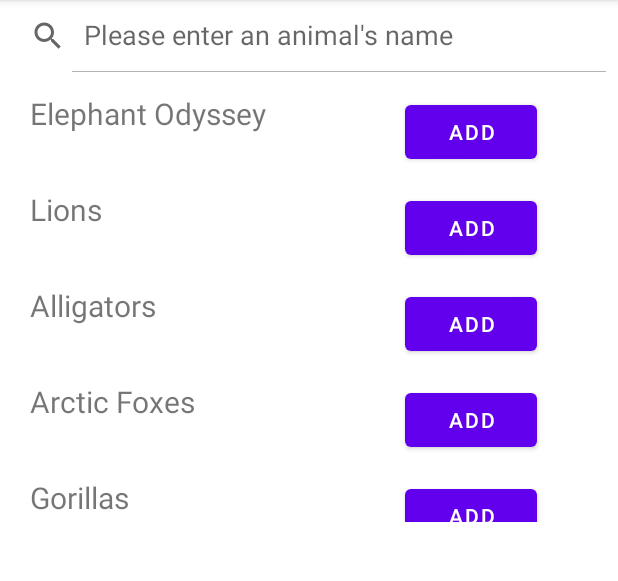
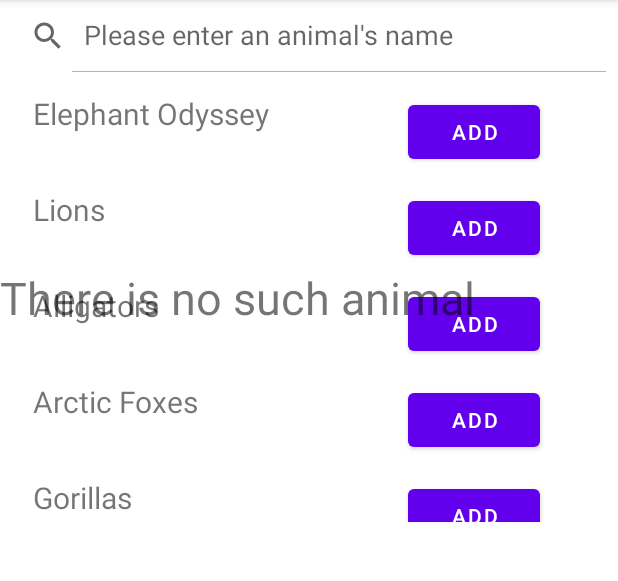
Before and after one commit to CSE-110-Spring-2022/zooseeker-cse-110-team-57, an Android app: the screen it shows after launch (SearchAnimalActivity), on a phone screen of 412 x 824 dp, the part 84-665 px from its top. Run offline under Robolectric (Android 15) with nearby library versions, the phone set to English and light mode, and no system bars; our stand-ins replace Room's generated code; libraries missing offline, so code that uses them is left out: org.jgrapht, org.jgrapht.alg, org.jgrapht.graph, org.jgrapht.nio; 8 statements that could not run were skipped.

Commit message:
listening to names input

```diff
--- a/app/src/main/java/edu/ucsd/cse110/project_ms1/AddToListAdapter.java
+++ b/app/src/main/java/edu/ucsd/cse110/project_ms1/AddToListAdapter.java
@@ -70,6 +70,12 @@ public class AddToListAdapter extends RecyclerView.Adapter<AddToListAdapter.View
             this.animalItem = animalItem;
             this.animalName.setText(animalItem.name);
         }
+/*
+        public void OnButtonClickListener(View view){
+
+        }
+
+ */
     }
 
 }
--- a/app/src/main/java/edu/ucsd/cse110/project_ms1/SearchAnimalActivity.java
+++ b/app/src/main/java/edu/ucsd/cse110/project_ms1/SearchAnimalActivity.java
@@ -17,16 +17,26 @@ import android.widget.TextView;
 
 import androidx.appcompat.widget.SearchView;
 
+import com.google.gson.Gson;
+
 import java.io.IOException;
+import java.io.StringWriter;
+import java.util.ArrayList;
 import java.util.List;
+
+import javax.xml.transform.Transformer;
+import javax.xml.transform.TransformerException;
+import javax.xml.transform.TransformerFactory;
 
 public class SearchAnimalActivity extends AppCompatActivity implements SearchView.OnQueryTextListener{
 
     public RecyclerView recyclerView;
     SearchedAnimalsAdapter search_adapter;
     AddToListAdapter addToList_adapter;
+    List<String> selectedAnimalNameStringList;
+    List<String> selectedAnimalItemStringList;
+    List<AnimalItem> selectedAnimalItemList;
     String selected_animal;
-    String animalId;
 
     @Override
     protected void onCreate(Bundle savedInstanceState) {
@@ -35,16 +45,9 @@ public class SearchAnimalActivity extends AppCompatActivity implements SearchVie
 
         AnimalItemDao animalItemDao = AnimalItemDatabase.makeDatabase(this).AnimalItemDao();
         List<AnimalItem> animalItemDaos = animalItemDao.getAll();
-
+        //list of searched animals
         search_adapter = new SearchedAnimalsAdapter();
         search_adapter.setHasStableIds(true);
-        search_adapter.setSearched_animal_items(animalItemDaos);
-        //dropdown bar
-        recyclerView = findViewById(R.id.all_searched_animals);
-        recyclerView.setLayoutManager(new LinearLayoutManager(this));
-        recyclerView.setAdapter(search_adapter);
-        selected_animal = search_adapter.getSelectedAnimal();
-
         List<AnimalItem> toBeShown= null;
         try {
             AnimalItem.loadInfo(this, "sample_node_info.json","sample_edge_info.json","sample_zoo_graph.json");
@@ -54,34 +57,45 @@ public class SearchAnimalActivity extends AppCompatActivity implements SearchVie
         } catch (IOException e) {
             e.printStackTrace();
         }
-        //display list
+
+        //dropdown bar
+        recyclerView = findViewById(R.id.all_searched_animals);
+        recyclerView.setLayoutManager(new LinearLayoutManager(this));
+        recyclerView.setAdapter(search_adapter);
+
+
+
+        //get the list of name string of selected animals
+        selectedAnimalNameStringList = search_adapter.getSelectedAnimal();
+        SaveAnimalItemString(selectedAnimalNameStringList);
+
         addToList_adapter = new AddToListAdapter();
         addToList_adapter.setHasStableIds(true);
-
+        //list bar
         recyclerView = findViewById(R.id.all_selected_animals);
         recyclerView.setLayoutManager(new LinearLayoutManager(this));
         recyclerView.setAdapter(addToList_adapter);
 
-        //link the name with the combo string
-        SharedPreferences sharedPreferences = getPreferences(MODE_PRIVATE);
-        SharedPreferences.Editor editor = sharedPreferences.edit();
-        AnimalItem currentAnimal = AnimalItem.search_by_tag(selected_animal).get(0);
-        animalId = currentAnimal.id;
-        editor.putString(selected_animal, animalId);
+        //get the animalItem list of selected animals
+        selectedAnimalItemList = LoadAnimalItemString(selectedAnimalNameStringList);
 
-        editor.commit();
-        editor.apply();
-
-
+        addToList_adapter.setSelectedAnimalItems(selectedAnimalItemList);
     }
 
 
     @Override
     public boolean onQueryTextSubmit(String query) {
         List<AnimalItem> searchedAnimalsList = AnimalItem.search_by_tag(query);
+        TextView NoSuchAnimal = findViewById(R.id.no_such_animal);
+        //link searched animals
+        if (searchedAnimalsList.size() == 0){
+            NoSuchAnimal.setVisibility(View.VISIBLE);
+            return false;
+        }
+        else{
+            NoSuchAnimal.setVisibility(View.INVISIBLE);
+        }
         search_adapter.setSearched_animal_items(searchedAnimalsList);
-        //List<AnimalItem> selectedAnimalsList = ???;
-        //addToList_adapter.setSelectedAnimalItems();
         return false;
     }
     @Override
@@ -93,11 +107,47 @@ public class SearchAnimalActivity extends AppCompatActivity implements SearchVie
         Intent intent = new Intent(this, AddToListActivity.class);
         startActivity(intent);
     }
-/*
-    public AnimalItem getAnimalItemFromId(String Id){
-        String
+
+    public AnimalItem getAnimalNameFromId(String Id){
+        AnimalItem animalItem = AnimalItem.search_by_tag(Id).get(0);
+        return animalItem;
     }
-*/
+
+    public String AnimalItemToString(AnimalItem animalItem){
+        return new Gson().toJson(animalItem);
+    }
+
+    public AnimalItem StringToAnimalItem(String animalItem){
+        Gson g = new Gson();
+        AnimalItem currentAnimalItem = g.fromJson(animalItem, AnimalItem.class);
+        return currentAnimalItem;
+    }
+    public void SaveAnimalItemString(List<String> selectedAnimalNameStringList){
+        //link the animalItem name with the string form of animalItem
+        SharedPreferences sharedPreferences = getPreferences(MODE_PRIVATE);
+        SharedPreferences.Editor editor = sharedPreferences.edit();
+        for (int i = 0; i < selectedAnimalNameStringList.size(); i++){
+            AnimalItem animalItem = AnimalItem.search_by_tag(selectedAnimalNameStringList.get(i)).get(0);
+            String currentString = AnimalItemToString(animalItem);
+            editor.putString(currentString, selectedAnimalNameStringList.get(i));
+        }
+        editor.commit();
+        editor.apply();
+    }
+    public List<AnimalItem> LoadAnimalItemString(List<String> currentStringList){
+        List<AnimalItem> currentAnimalItemList = new ArrayList<AnimalItem>();
+        if (currentStringList.size() == 0){
+            return currentAnimalItemList;
+        }
+        SharedPreferences sharedPreferences = getPreferences(MODE_PRIVATE);
+        for (int i = 0; i < currentStringList.size(); i++){
+            String currentAnimalString = sharedPreferences.getString(currentStringList.get(i), "default_if_not_found");
+            currentAnimalItemList.add(StringToAnimalItem(currentAnimalString));
+        }
+        return currentAnimalItemList;
+    }
+
+
 /*
     @Override
     public boolean onCreateOptionsMenu (Menu menu){
--- a/app/src/main/java/edu/ucsd/cse110/project_ms1/SearchedAnimalsAdapter.java
+++ b/app/src/main/java/edu/ucsd/cse110/project_ms1/SearchedAnimalsAdapter.java
@@ -28,9 +28,11 @@ public class SearchedAnimalsAdapter extends RecyclerView.Adapter<SearchedAnimals
         searched_animal_items = new_searched_animal_items;
         notifyDataSetChanged();
     }
+    /*
     public void setOnAnimalButtonClickedHandler(Consumer<AnimalItem> onAnimalButtonClicked){
         this.onAnimalButtonClicked = onAnimalButtonClicked;
     }
+    */
     @NonNull
     @Override
     public ViewHolder onCreateViewHolder(@NonNull ViewGroup parent, int viewType) {
--- a/app/src/main/res/layout/activity_search_animal.xml
+++ b/app/src/main/res/layout/activity_search_animal.xml
@@ -10,8 +10,8 @@
         android:id="@+id/all_searched_animals"
         android:layout_width="400dp"
         android:layout_height="300dp"
-        android:layout_marginStart="4dp"
         android:layout_marginTop="48dp"
+        app:layout_constraintEnd_toEndOf="parent"
         app:layout_constraintStart_toStartOf="parent"
         app:layout_constraintTop_toTopOf="parent" />
 
@@ -38,6 +38,16 @@
         app:layout_constraintTop_toTopOf="parent"
         app:layout_constraintVertical_bias="0.0" />
 
+    <TextView
+        android:id="@+id/no_such_animal"
+        android:layout_width="fill_parent"
+        android:layout_height="40dp"
+        android:text="There is no such animal"
+        android:textSize="30dp"
+        app:layout_constraintBottom_toBottomOf="@+id/all_searched_animals"
+        app:layout_constraintEnd_toEndOf="@+id/all_searched_animals"
+        app:layout_constraintStart_toStartOf="@+id/all_searched_animals"
+        app:layout_constraintTop_toTopOf="@+id/all_searched_animals" />
 
 
 </androidx.constraintlayout.widget.ConstraintLayout>
```
